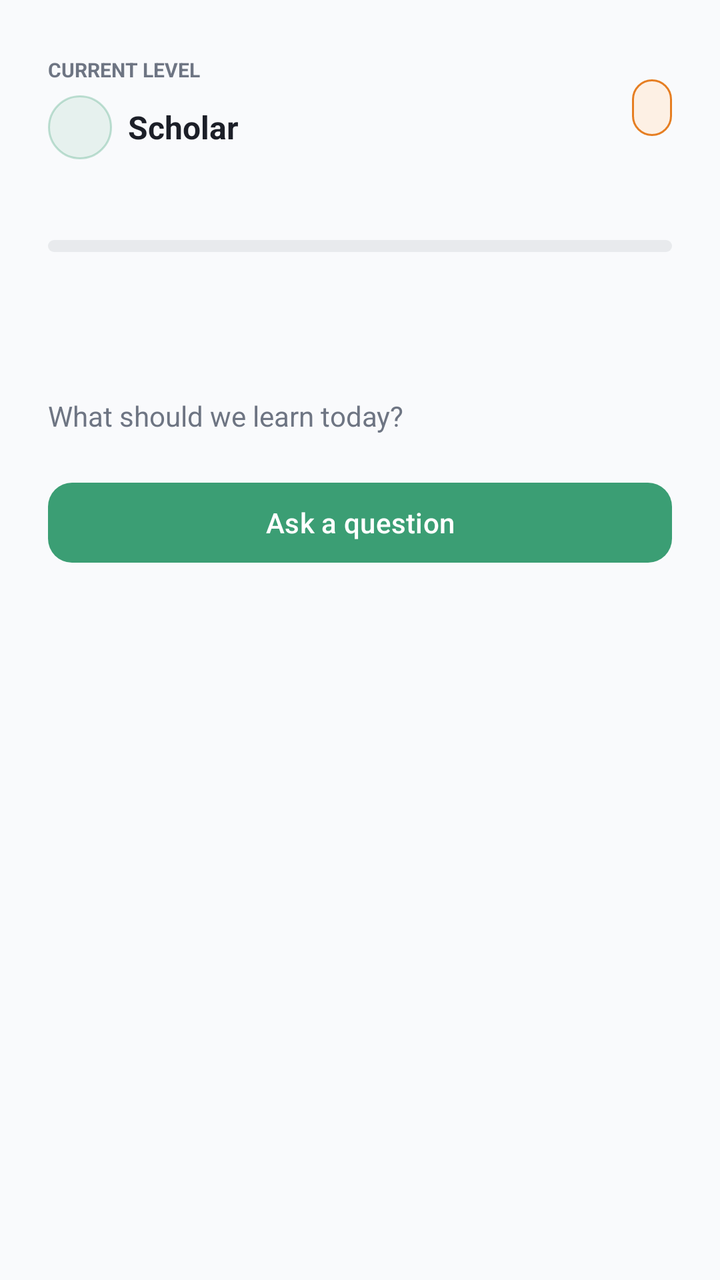
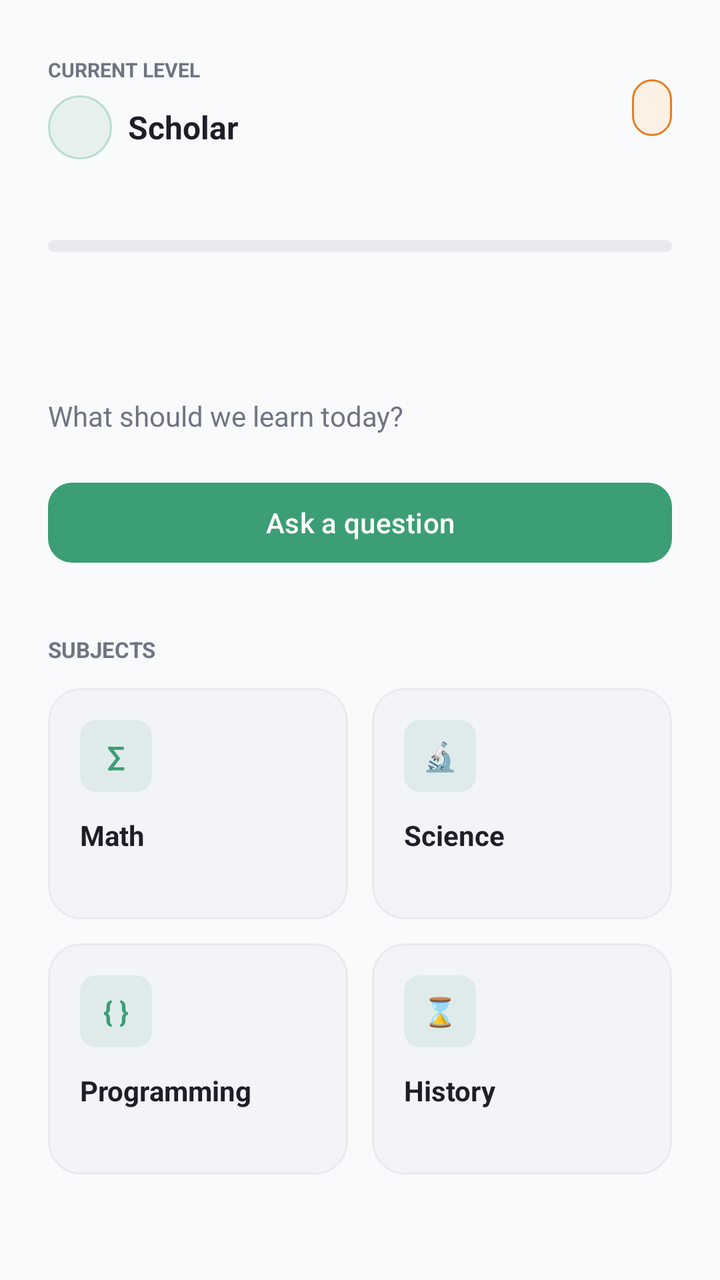

Compare the two renders of this Android layout. The source of the first and the diff that turns it into the second are given below.
<!-- AndroidManifest.xml: application theme Theme.AIStudy -->
<!-- res/layout/fragment_home.xml -->
<?xml version="1.0" encoding="utf-8"?>
<ScrollView xmlns:android="http://schemas.android.com/apk/res/android"
    xmlns:app="http://schemas.android.com/apk/res-auto"
    android:layout_width="match_parent"
    android:layout_height="match_parent"
    android:background="@color/auth_surface"
    android:clipToPadding="false"
    android:fillViewport="true">

    <LinearLayout
        android:layout_width="match_parent"
        android:layout_height="wrap_content"
        android:orientation="vertical"
        android:paddingHorizontal="@dimen/auth_screen_padding_horizontal"
        android:paddingTop="28dp"
        android:paddingBottom="24dp">

        <LinearLayout
            android:layout_width="match_parent"
            android:layout_height="wrap_content"
            android:gravity="center_vertical"
            android:orientation="horizontal">

            <LinearLayout
                android:layout_width="0dp"
                android:layout_height="wrap_content"
                android:layout_weight="1"
                android:orientation="vertical">

                <TextView
                    android:layout_width="wrap_content"
                    android:layout_height="wrap_content"
                    android:text="@string/home_level_label"
                    android:textAllCaps="true"
                    android:textColor="@color/auth_muted_foreground"
                    android:textSize="10sp"
                    android:textStyle="bold" />

                <LinearLayout
                    android:layout_width="wrap_content"
                    android:layout_height="wrap_content"
                    android:layout_marginTop="6dp"
                    android:gravity="center_vertical"
                    android:orientation="horizontal">

                    <TextView
                        android:id="@+id/tv_level_badge"
                        android:layout_width="32dp"
                        android:layout_height="32dp"
                        android:background="@drawable/bg_level_badge"
                        android:gravity="center"
                        android:textColor="@color/auth_brand"
                        android:textSize="14sp"
                        android:textStyle="bold" />

                    <TextView
                        android:layout_width="wrap_content"
                        android:layout_height="wrap_content"
                        android:layout_marginStart="8dp"
                        android:text="@string/home_scholar"
                        android:textColor="@color/auth_foreground"
                        android:textSize="16sp"
                        android:textStyle="bold" />
                </LinearLayout>
            </LinearLayout>

            <TextView
                android:id="@+id/tv_streak"
                android:layout_width="wrap_content"
                android:layout_height="wrap_content"
                android:background="@drawable/bg_streak_pill"
                android:paddingHorizontal="10dp"
                android:paddingVertical="6dp"
                android:textColor="@color/streak"
                android:textSize="12sp"
                android:textStyle="bold" />
        </LinearLayout>

        <LinearLayout
            android:layout_width="match_parent"
            android:layout_height="wrap_content"
            android:layout_marginTop="16dp"
            android:orientation="horizontal">

            <TextView
                android:id="@+id/tv_xp_label"
                android:layout_width="0dp"
                android:layout_height="wrap_content"
                android:layout_weight="1"
                android:textColor="@color/auth_muted_foreground"
                android:textSize="12sp"
                android:textStyle="bold" />

            <TextView
                android:id="@+id/tv_xp_percent"
                android:layout_width="wrap_content"
                android:layout_height="wrap_content"
                android:textColor="@color/auth_muted_foreground"
                android:textSize="12sp"
                android:textStyle="bold" />
        </LinearLayout>

        <ProgressBar
            android:id="@+id/progress_xp"
            style="?android:attr/progressBarStyleHorizontal"
            android:layout_width="match_parent"
            android:layout_height="6dp"
            android:layout_marginTop="8dp"
            android:max="100"
            android:progressDrawable="@drawable/bg_xp_progress" />

        <TextView
            android:id="@+id/tv_greeting"
            android:layout_width="match_parent"
            android:layout_height="wrap_content"
            android:layout_marginTop="32dp"
            android:textColor="@color/auth_foreground"
            android:textSize="24sp"
            android:textStyle="bold" />

        <TextView
            android:layout_width="match_parent"
            android:layout_height="wrap_content"
            android:layout_marginTop="8dp"
            android:text="@string/home_subtitle"
            android:textColor="@color/auth_muted_foreground"
            android:textSize="14sp" />

        <com.google.android.material.button.MaterialButton
            android:id="@+id/btn_ask"
            android:layout_width="match_parent"
            android:layout_height="wrap_content"
            android:layout_marginTop="20dp"
            android:text="@string/home_ask_cta"
            app:backgroundTint="@color/auth_brand"
            app:cornerRadius="12dp" />
    </LinearLayout>
</ScrollView>
<!-- resources referenced by this layout -->
<resources>
  <color name="auth_brand">#3B9E74</color>
  <color name="auth_foreground">#1C1F28</color>
  <color name="auth_muted_foreground">#6E7583</color>
  <color name="auth_surface">#F9FAFC</color>
  <color name="streak">#E67E22</color>
  <dimen name="auth_screen_padding_horizontal">24dp</dimen>
  <!-- drawable bg_level_badge (drawable) -->
  <?xml version="1.0" encoding="utf-8"?>
  <shape xmlns:android="http://schemas.android.com/apk/res/android"
      android:shape="oval">
      <solid android:color="@color/auth_brand_soft" />
      <stroke
          android:width="1dp"
          android:color="@color/auth_brand_ring" />
  </shape>
  <!-- drawable bg_streak_pill (drawable) -->
  <?xml version="1.0" encoding="utf-8"?>
  <shape xmlns:android="http://schemas.android.com/apk/res/android"
      android:shape="rectangle">
      <solid android:color="@color/streak_soft" />
      <corners android:radius="999dp" />
      <stroke
          android:width="1dp"
          android:color="@color/streak" />
  </shape>
  <!-- drawable bg_xp_progress (drawable) -->
  <?xml version="1.0" encoding="utf-8"?>
  <layer-list xmlns:android="http://schemas.android.com/apk/res/android">
      <item android:id="@android:id/background">
          <shape android:shape="rectangle">
              <corners android:radius="999dp" />
              <solid android:color="@color/xp_track" />
          </shape>
      </item>
      <item android:id="@android:id/progress">
          <clip>
              <shape android:shape="rectangle">
                  <corners android:radius="999dp" />
                  <solid android:color="@color/auth_brand" />
              </shape>
          </clip>
      </item>
  </layer-list>
  <string name="home_ask_cta">Ask a question</string>
  <string name="home_level_label">Current level</string>
  <string name="home_scholar">Scholar</string>
  <string name="home_subtitle">What should we learn today?</string>
  <style name="Theme.AIStudy" parent="Base.Theme.AIStudy" />
  <color name="auth_brand_soft">#1A3B9E74</color>
  <color name="auth_brand_ring">#4D3B9E74</color>
  <color name="streak_soft">#FDF0E4</color>
  <color name="xp_track">#E8EAED</color>
  <style name="Base.Theme.AIStudy" parent="Theme.Material3.DayNight.NoActionBar">
          
          
      </style>
</resources>

<!-- the commit's change to res/layout/fragment_home.xml (unified diff, before → after) -->
@@ -134,5 +134,262 @@
             android:text="@string/home_ask_cta"
             app:backgroundTint="@color/auth_brand"
             app:cornerRadius="12dp" />
+
+        <LinearLayout
+            android:id="@+id/section_recent"
+            android:layout_width="match_parent"
+            android:layout_height="wrap_content"
+            android:layout_marginTop="32dp"
+            android:orientation="vertical"
+            android:visibility="gone">
+
+            <LinearLayout
+                android:layout_width="match_parent"
+                android:layout_height="wrap_content"
+                android:gravity="center_vertical"
+                android:orientation="horizontal">
+
+                <TextView
+                    android:layout_width="0dp"
+                    android:layout_height="wrap_content"
+                    android:layout_weight="1"
+                    android:text="@string/home_recent_title"
+                    android:textAllCaps="true"
+                    android:textColor="@color/auth_muted_foreground"
+                    android:textSize="11sp"
+                    android:textStyle="bold" />
+
+                <TextView
+                    android:id="@+id/tv_view_all"
+                    android:layout_width="wrap_content"
+                    android:layout_height="wrap_content"
+                    android:text="@string/home_view_all"
+                    android:textColor="@color/auth_brand"
+                    android:textSize="12sp"
+                    android:textStyle="bold" />
+            </LinearLayout>
+
+            <LinearLayout
+                android:id="@+id/card_recent"
+                android:layout_width="match_parent"
+                android:layout_height="wrap_content"
+                android:layout_marginTop="12dp"
+                android:background="@drawable/bg_home_card"
+                android:clickable="true"
+                android:focusable="true"
+                android:orientation="vertical"
+                android:padding="16dp">
+
+                <TextView
+                    android:id="@+id/tv_recent_question"
+                    android:layout_width="match_parent"
+                    android:layout_height="wrap_content"
+                    android:ellipsize="end"
+                    android:maxLines="2"
+                    android:textColor="@color/auth_foreground"
+                    android:textSize="14sp"
+                    android:textStyle="bold" />
+
+                <LinearLayout
+                    android:layout_width="match_parent"
+                    android:layout_height="wrap_content"
+                    android:layout_marginTop="12dp"
+                    android:gravity="center_vertical"
+                    android:orientation="horizontal">
+
+                    <TextView
+                        android:id="@+id/tv_recent_subject"
+                        android:layout_width="0dp"
+                        android:layout_height="wrap_content"
+                        android:layout_weight="1"
+                        android:textColor="@color/auth_brand"
+                        android:textSize="12sp"
+                        android:textStyle="bold" />
+
+                    <TextView
+                        android:layout_width="wrap_content"
+                        android:layout_height="wrap_content"
+                        android:text="›"
+                        android:textColor="@color/auth_muted_foreground"
+                        android:textSize="18sp" />
+                </LinearLayout>
+            </LinearLayout>
+        </LinearLayout>
+
+        <TextView
+            android:layout_width="match_parent"
+            android:layout_height="wrap_content"
+            android:layout_marginTop="32dp"
+            android:text="@string/home_subjects_title"
+            android:textAllCaps="true"
+            android:textColor="@color/auth_muted_foreground"
+            android:textSize="11sp"
+            android:textStyle="bold" />
+
+        <LinearLayout
+            android:layout_width="match_parent"
+            android:layout_height="wrap_content"
+            android:layout_marginTop="12dp"
+            android:orientation="horizontal">
+
+            <LinearLayout
+                android:id="@+id/card_subject_math"
+                android:layout_width="0dp"
+                android:layout_height="wrap_content"
+                android:layout_marginEnd="6dp"
+                android:layout_weight="1"
+                android:background="@drawable/bg_home_card"
+                android:orientation="vertical"
+                android:padding="16dp">
+
+                <TextView
+                    android:layout_width="36dp"
+                    android:layout_height="36dp"
+                    android:background="@drawable/bg_subject_icon"
+                    android:gravity="center"
+                    android:text="@string/home_subject_math_icon"
+                    android:textColor="@color/auth_brand"
+                    android:textSize="14sp"
+                    android:textStyle="bold" />
+
+                <TextView
+                    android:layout_width="match_parent"
+                    android:layout_height="wrap_content"
+                    android:layout_marginTop="12dp"
+                    android:text="@string/subject_math"
+                    android:textColor="@color/auth_foreground"
+                    android:textSize="14sp"
+                    android:textStyle="bold" />
+
+                <TextView
+                    android:id="@+id/tv_count_math"
+                    android:layout_width="match_parent"
+                    android:layout_height="wrap_content"
+                    android:layout_marginTop="2dp"
+                    android:textColor="@color/auth_muted_foreground"
+                    android:textSize="11sp" />
+            </LinearLayout>
+
+            <LinearLayout
+                android:id="@+id/card_subject_science"
+                android:layout_width="0dp"
+                android:layout_height="wrap_content"
+                android:layout_marginStart="6dp"
+                android:layout_weight="1"
+                android:background="@drawable/bg_home_card"
+                android:orientation="vertical"
+                android:padding="16dp">
+
+                <TextView
+                    android:layout_width="36dp"
+                    android:layout_height="36dp"
+                    android:background="@drawable/bg_subject_icon"
+                    android:gravity="center"
+                    android:text="@string/home_subject_science_icon"
+                    android:textColor="@color/auth_brand"
+                    android:textSize="14sp"
+                    android:textStyle="bold" />
+
+                <TextView
+                    android:layout_width="match_parent"
+                    android:layout_height="wrap_content"
+                    android:layout_marginTop="12dp"
+                    android:text="@string/subject_science"
+                    android:textColor="@color/auth_foreground"
+                    android:textSize="14sp"
+                    android:textStyle="bold" />
+
+                <TextView
+                    android:id="@+id/tv_count_science"
+                    android:layout_width="match_parent"
+                    android:layout_height="wrap_content"
+                    android:layout_marginTop="2dp"
+                    android:textColor="@color/auth_muted_foreground"
+                    android:textSize="11sp" />
+            </LinearLayout>
+        </LinearLayout>
+
+        <LinearLayout
+            android:layout_width="match_parent"
+            android:layout_height="wrap_content"
+            android:layout_marginTop="12dp"
+            android:orientation="horizontal">
+
+            <LinearLayout
+                android:id="@+id/card_subject_code"
+                android:layout_width="0dp"
+                android:layout_height="wrap_content"
+                android:layout_marginEnd="6dp"
+                android:layout_weight="1"
+                android:background="@drawable/bg_home_card"
+                android:orientation="vertical"
+                android:padding="16dp">
+
+                <TextView
+                    android:layout_width="36dp"
+                    android:layout_height="36dp"
+                    android:background="@drawable/bg_subject_icon"
+                    android:gravity="center"
+                    android:text="@string/home_subject_code_icon"
+                    android:textColor="@color/auth_brand"
+                    android:textSize="14sp"
+                    android:textStyle="bold" />
+
+                <TextView
+                    android:layout_width="match_parent"
+                    android:layout_height="wrap_content"
+                    android:layout_marginTop="12dp"
+                    android:text="@string/subject_code"
+                    android:textColor="@color/auth_foreground"
+                    android:textSize="14sp"
+                    android:textStyle="bold" />
+
+                <TextView
+                    android:id="@+id/tv_count_code"
+                    android:layout_width="match_parent"
+                    android:layout_height="wrap_content"
+                    android:layout_marginTop="2dp"
+                    android:textColor="@color/auth_muted_foreground"
+                    android:textSize="11sp" />
+            </LinearLayout>
+
+            <LinearLayout
+                android:id="@+id/card_subject_history"
+                android:layout_width="0dp"
+                android:layout_height="wrap_content"
+                android:layout_marginStart="6dp"
+                android:layout_weight="1"
+                android:background="@drawable/bg_home_card"
+                android:orientation="vertical"
+                android:padding="16dp">
+
+                <TextView
+                    android:layout_width="36dp"
+                    android:layout_height="36dp"
+                    android:background="@drawable/bg_subject_icon"
+                    android:gravity="center"
+                    android:text="@string/home_subject_history_icon"
+                    android:textColor="@color/auth_brand"
+                    android:textSize="14sp"
+                    android:textStyle="bold" />
+
+                <TextView
+                    android:layout_width="match_parent"
+                    android:layout_height="wrap_content"
+                    android:layout_marginTop="12dp"
+                    android:text="@string/subject_history"
+                    android:textColor="@color/auth_foreground"
+                    android:textSize="14sp"
+                    android:textStyle="bold" />
+
+                <TextView
+                    android:id="@+id/tv_count_history"
+                    android:layout_width="match_parent"
+                    android:layout_height="wrap_content"
+                    android:layout_marginTop="2dp"
+                    android:textColor="@color/auth_muted_foreground"
+                    android:textSize="11sp" />
+            </LinearLayout>
+        </LinearLayout>
     </LinearLayout>
 </ScrollView>
<!-- resource entries referenced after the edit -->
@@ -6,6 +6,16 @@
   <color name="auth_surface">#F9FAFC</color>
   <color name="streak">#E67E22</color>
   <dimen name="auth_screen_padding_horizontal">24dp</dimen>
+  <!-- drawable bg_home_card (drawable) -->
+  <?xml version="1.0" encoding="utf-8"?>
+  <shape xmlns:android="http://schemas.android.com/apk/res/android"
+      android:shape="rectangle">
+      <solid android:color="@color/auth_card" />
+      <corners android:radius="16dp" />
+      <stroke
+          android:width="1dp"
+          android:color="@color/auth_shell_ring" />
+  </shape>
   <!-- drawable bg_level_badge (drawable) -->
   <?xml version="1.0" encoding="utf-8"?>
   <shape xmlns:android="http://schemas.android.com/apk/res/android"
@@ -24,6 +34,13 @@
       <stroke
           android:width="1dp"
           android:color="@color/streak" />
+  </shape>
+  <!-- drawable bg_subject_icon (drawable) -->
+  <?xml version="1.0" encoding="utf-8"?>
+  <shape xmlns:android="http://schemas.android.com/apk/res/android"
+      android:shape="rectangle">
+      <solid android:color="@color/auth_brand_soft" />
+      <corners android:radius="8dp" />
   </shape>
   <!-- drawable bg_xp_progress (drawable) -->
   <?xml version="1.0" encoding="utf-8"?>
@@ -45,9 +62,22 @@
   </layer-list>
   <string name="home_ask_cta">Ask a question</string>
   <string name="home_level_label">Current level</string>
+  <string name="home_recent_title">Recent question</string>
   <string name="home_scholar">Scholar</string>
+  <string name="home_subject_code_icon">{ }</string>
+  <string name="home_subject_history_icon">⌛</string>
+  <string name="home_subject_math_icon">∑</string>
+  <string name="home_subject_science_icon">🔬</string>
+  <string name="home_subjects_title">Subjects</string>
   <string name="home_subtitle">What should we learn today?</string>
+  <string name="home_view_all">View all</string>
+  <string name="subject_code">Programming</string>
+  <string name="subject_history">History</string>
+  <string name="subject_math">Math</string>
+  <string name="subject_science">Science</string>
   <style name="Theme.AIStudy" parent="Base.Theme.AIStudy" />
+  <color name="auth_card">#F2F4F7</color>
+  <color name="auth_shell_ring">#0D000000</color>
   <color name="auth_brand_soft">#1A3B9E74</color>
   <color name="auth_brand_ring">#4D3B9E74</color>
   <color name="streak_soft">#FDF0E4</color>
